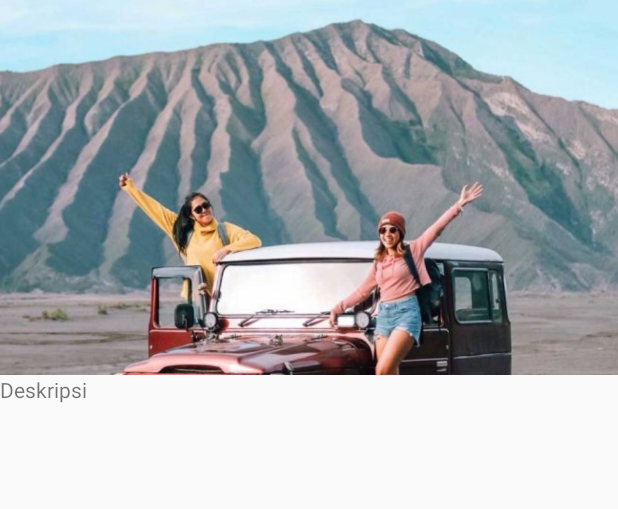
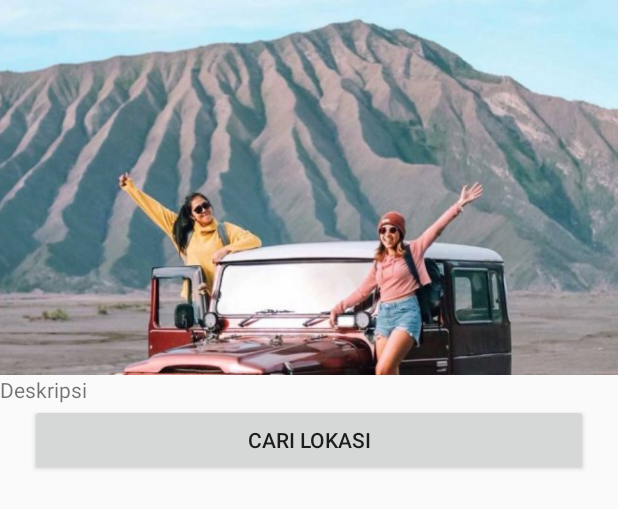
Before and after one commit to hramadhaan/Xplore-Malang, an Android app: the layout activity_detail.xml on its own in the app's theme, with its tools: preview values and no code run, on a phone screen of 412 x 824 dp. Shown: the top 509 px of the screen. Run offline under Robolectric (Android 15) with nearby library versions, the phone set to English and light mode, and no system bars.

Commit message:
Membuat Pencarian Lokasi dengan Aplikasi Google Maps pada Kategori Pariwisata

```diff
--- a/app/src/main/res/layout/activity_detail.xml
+++ b/app/src/main/res/layout/activity_detail.xml
@@ -52,8 +52,18 @@
             android:lineSpacingExtra="8sp"
             />
 
+            <Button
+                android:layout_width="match_parent"
+                android:layout_height="wrap_content"
+                android:id="@+id/btn_lokasi"
+                android:layout_below="@id/tv_deskripsi"
+                android:text="Cari Lokasi"
+                android:layout_marginRight="20dp"
+                android:layout_marginLeft="20dp"
+                />
+
         <FrameLayout
-            android:layout_below="@+id/tv_deskripsi"
+            android:layout_below="@+id/btn_lokasi"
             android:id="@+id/frame_feedback"
             android:layout_width="match_parent"
             android:layout_height="200dp">
```
Also changed, not shown: app/src/main/java/com/xploremalang/xploremalang/Content/ActivityDetail.java (+18 -0 lines), 1 other file.
